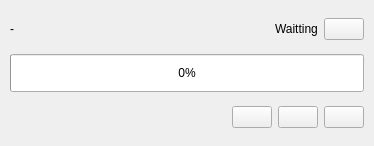
Old version of the form sVanilla/src/ClientUi/Download/DownloadingListWidget.ui in the repository WangPengZhan/sVanilla.
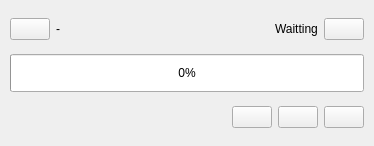
New version of the form. Icons and pictures are not drawn.

The edit to the form file:
```diff
--- a/sVanilla/src/ClientUi/Download/DownloadingListWidget.ui
+++ b/sVanilla/src/ClientUi/Download/DownloadingListWidget.ui
@@ -44,6 +44,16 @@
             <property name="bottomMargin">
               <number>0</number>
             </property>
+      <item>
+       <widget class="QPushButton" name="btnStatus">
+        <property name="text">
+         <string/>
+        </property>
+        <property name="_vanillaStyle_Patch" stdset="0">
+         <string>CleanButtonPatch</string>
+        </property>
+       </widget>
+      </item>
             <item>
               <widget class="QLabel" name="labelTitle">
                 <property name="text">
@@ -216,6 +226,7 @@
       </item>
     </layout>
   </widget>
-  <layoutdefault spacing="6" margin="11" />
-  <connections />
+ <layoutdefault spacing="6" margin="11"/>
+ <resources/>
+ <connections/>
 </ui>
```
Left out of the diff: 20 changed lines with no effect on the pictures. Lines whose indentation alone changed are shown as unchanged.
